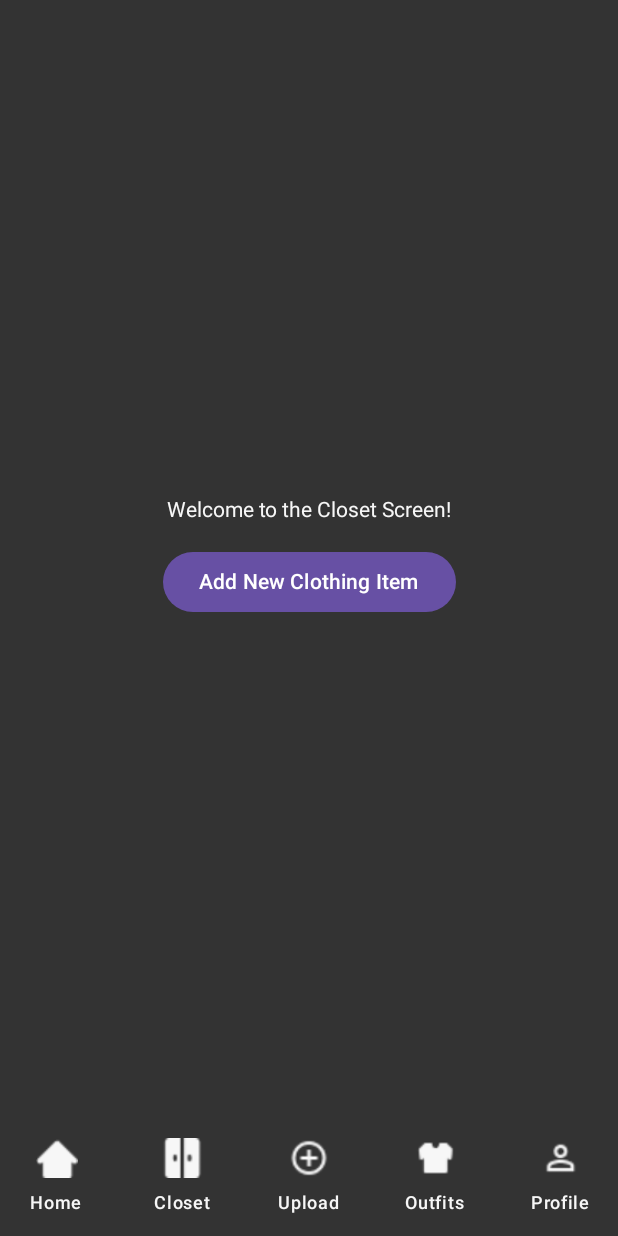
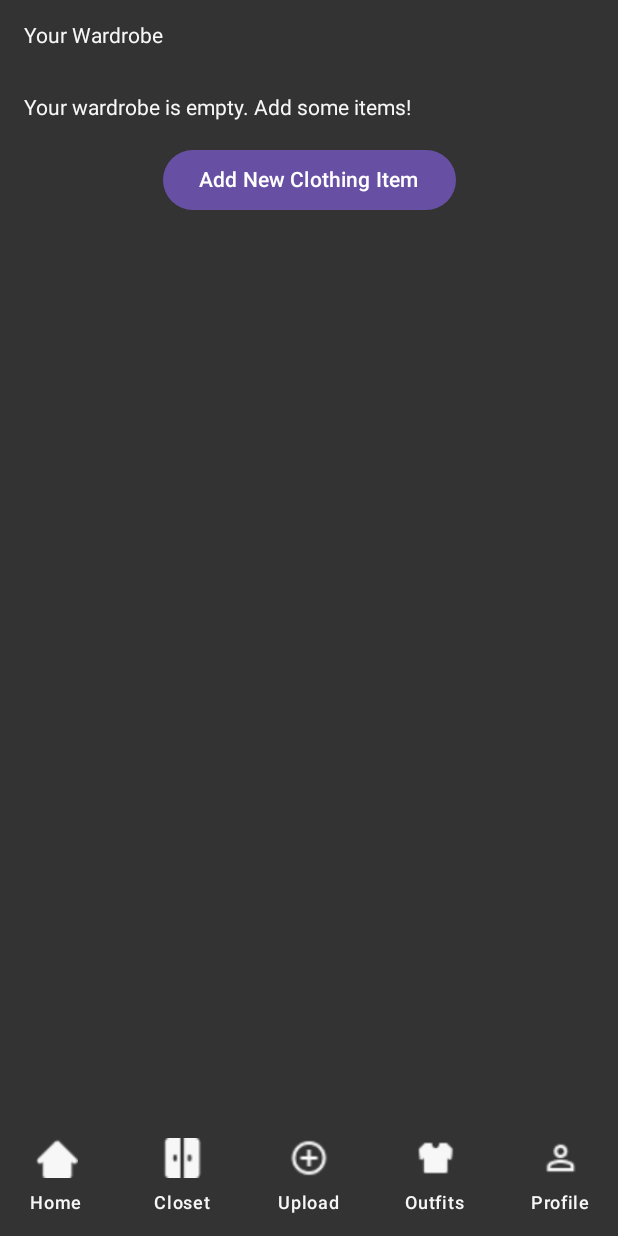
Before and after one commit to akemisai/EdwardMarecos-AkemiSai-PYCO, an Android app built with Jetpack Compose: the @Preview function ClosetScreenPreview, on a phone screen of 412 x 824 dp. Run offline under Robolectric (Android 15) with nearby library versions, the phone set to English and light mode, and no system bars; our stand-ins replace Firebase (no records; nobody signed in at launch, a user with empty details on screens opened directly), livedata-compose.

Commit message:
added start of wardrobe database
using cloud firestore

```diff
--- a/app/src/main/java/com/pyco/app/screens/closet/ClosetScreen.kt
+++ b/app/src/main/java/com/pyco/app/screens/closet/ClosetScreen.kt
@@ -6,56 +6,109 @@ import androidx.compose.foundation.layout.Spacer
 import androidx.compose.foundation.layout.fillMaxSize
 import androidx.compose.foundation.layout.height
 import androidx.compose.foundation.layout.padding
+import androidx.compose.foundation.lazy.LazyColumn
+import androidx.compose.foundation.lazy.items
 import androidx.compose.material3.Button
 import androidx.compose.material3.Scaffold
 import androidx.compose.material3.Surface
 import androidx.compose.material3.Text
 import androidx.compose.runtime.Composable
+import androidx.compose.runtime.LaunchedEffect
+import androidx.compose.runtime.getValue
+import androidx.compose.runtime.livedata.observeAsState
+import androidx.compose.runtime.mutableStateOf
+import androidx.compose.runtime.remember
+import androidx.compose.runtime.setValue
 import androidx.compose.ui.Alignment
 import androidx.compose.ui.Modifier
 import androidx.compose.ui.platform.LocalContext
 import androidx.compose.ui.tooling.preview.Preview
 import androidx.compose.ui.unit.dp
+import androidx.lifecycle.viewmodel.compose.viewModel
 import androidx.navigation.NavHostController
+import com.google.firebase.auth.FirebaseAuth
 import com.pyco.app.components.BottomNavigationBar
 import com.pyco.app.components.backgroundColor
 import com.pyco.app.components.customColor
+import com.pyco.app.viewmodels.ClosetViewModel
 
 @Composable
 fun ClosetScreen(
-    navController: NavHostController
+    navController: NavHostController,
+    closetViewModel: ClosetViewModel = viewModel()
 ) {
+    val userId = FirebaseAuth.getInstance().currentUser?.uid
+    val wardrobeItems by closetViewModel.wardrobe.observeAsState(emptyList())
+    var showError by remember { mutableStateOf(false) }
+    var errorMessage by remember { mutableStateOf("") }
+
+    LaunchedEffect(userId) {
+        userId?.let {
+            closetViewModel.fetchWardrobe(it) { exception ->
+                showError = true
+                errorMessage = exception.message ?: "Error fetching wardrobe"
+            }
+        }
+    }
+
     Scaffold(
         bottomBar = {
             BottomNavigationBar(navController = navController)
         },
         containerColor = backgroundColor // Sets the overall background color
     ) { paddingValues ->
-        // Add Surface to properly apply the background color
         Surface(
             modifier = Modifier
                 .fillMaxSize()
                 .padding(paddingValues),
-            color = backgroundColor // Explicitly set the background color here
+            color = backgroundColor
         ) {
             Column(
                 modifier = Modifier
                     .fillMaxSize()
                     .padding(16.dp),
-                verticalArrangement = Arrangement.Center,
-                horizontalAlignment = Alignment.CenterHorizontally
+                verticalArrangement = Arrangement.Top,
+                horizontalAlignment = Alignment.Start
             ) {
-                // Welcome Text
+                // Header
                 Text(
-                    text = "Welcome to the Closet Screen!",
-                    color = customColor
+                    text = "Your Wardrobe",
+                    color = customColor,
+                    modifier = Modifier.padding(bottom = 16.dp)
                 )
+
+                // Fetch wardrobe on first render
+                LaunchedEffect(userId) {
+                    userId?.let {
+                        closetViewModel.fetchWardrobe(it)
+                    }
+                }
+
+                // Display wardrobe items or fallback messages
+                if (wardrobeItems.isNotEmpty()) {
+                    LazyColumn(modifier = Modifier.fillMaxSize()) {
+                        items(wardrobeItems) { item ->
+                            Text(
+                                text = "${item.type}: ${item.color}",
+                                color = customColor,
+                                modifier = Modifier.padding(vertical = 8.dp)
+                            )
+                        }
+                    }
+                } else {
+                    Text(
+                        text = "Your wardrobe is empty. Add some items!",
+                        color = customColor,
+                        modifier = Modifier.padding(top = 16.dp)
+                    )
+                }
 
                 Spacer(modifier = Modifier.height(16.dp))
 
-                // Button to Add New Clothing Item
+                // Button to navigate to the upload screen
                 Button(
-                    onClick = { navController.navigate("upload") }
+                    onClick = { navController.navigate("upload") },
+                    modifier = Modifier.align(Alignment.CenterHorizontally)
                 ) {
                     Text("Add New Clothing Item")
                 }
--- /dev/null
+++ b/app/src/main/java/com/pyco/app/viewmodels/ClosetViewModel.kt
@@ -0,0 +1,42 @@
+package com.pyco.app.viewmodels
+
+import androidx.lifecycle.LiveData
+import androidx.lifecycle.MutableLiveData
+import androidx.lifecycle.ViewModel
+import com.google.firebase.firestore.FirebaseFirestore
+import com.pyco.app.models.ClothingItem
+import com.pyco.app.models.toMap
+
+class ClosetViewModel : ViewModel() {
+    private val db = FirebaseFirestore.getInstance()
+
+    private val _wardrobe = MutableLiveData<List<ClothingItem>>()
+    val wardrobe: LiveData<List<ClothingItem>> = _wardrobe
+
+    // Add ClothingItem to Firestore
+    fun addClothingItem(userId: String, clothingItem: ClothingItem, onSuccess: () -> Unit, onError: (Exception) -> Unit) {
+        db.collection("users")
+            .document(userId)
+            .collection("wardrobe")
+            .add(clothingItem.toMap())
+            .addOnSuccessListener { onSuccess() }
+            .addOnFailureListener { onError(it) }
+    }
+
+    // Fetch Wardrobe from Firestore
+    fun fetchWardrobe(userId: String, onError: ((Exception) -> Unit)? = null) {
+        db.collection("users")
+            .document(userId)
+            .collection("wardrobe")
+            .get()
+            .addOnSuccessListener { result ->
+                val wardrobeList = result.documents.mapNotNull { document ->
+                    document.toObject(ClothingItem::class.java)
+                }
+                _wardrobe.value = wardrobeList
+            }
+            .addOnFailureListener { exception ->
+                onError?.invoke(exception)
+            }
+    }
+}
```
Also changed, not shown: app/src/main/java/com/pyco/app/models/ClothingItem.kt (added, +36 -0 lines).
